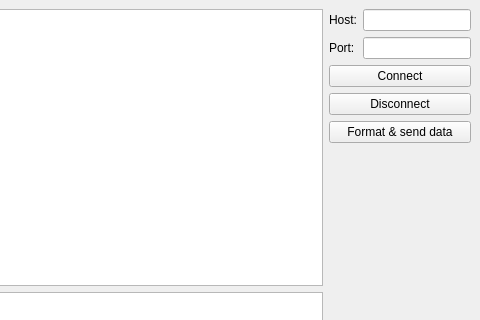
This is src/mainwindow.ui in 0xd34df00d/lcsynctest as Qt 5 draws it before an edit; both pictures show x 320 to 800 and y 0 to 320 of the 800 by 600 pixel window. The edited form follows.
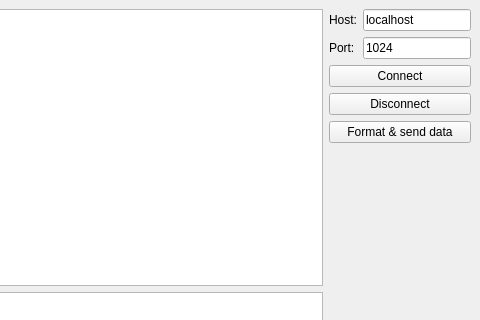
This is the edited form.

Patch:
```diff
--- a/src/mainwindow.ui
+++ b/src/mainwindow.ui
@@ -44,6 +44,9 @@
             <verstretch>0</verstretch>
            </sizepolicy>
           </property>
+          <property name="text">
+           <string>localhost</string>
+          </property>
          </widget>
         </item>
         <item row="1" column="0">
@@ -61,6 +64,9 @@
             <verstretch>0</verstretch>
            </sizepolicy>
           </property>
+          <property name="text">
+           <string>1024</string>
+          </property>
          </widget>
         </item>
        </layout>
```
Left out of the diff: 2 changed lines with no effect on the pictures.
